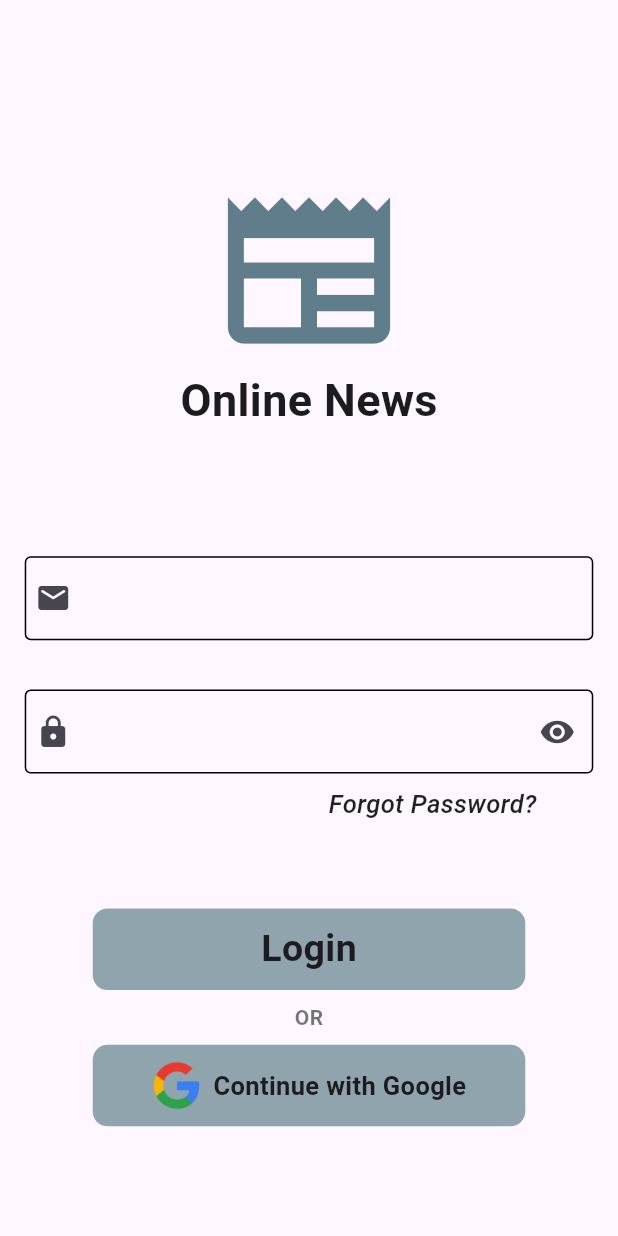
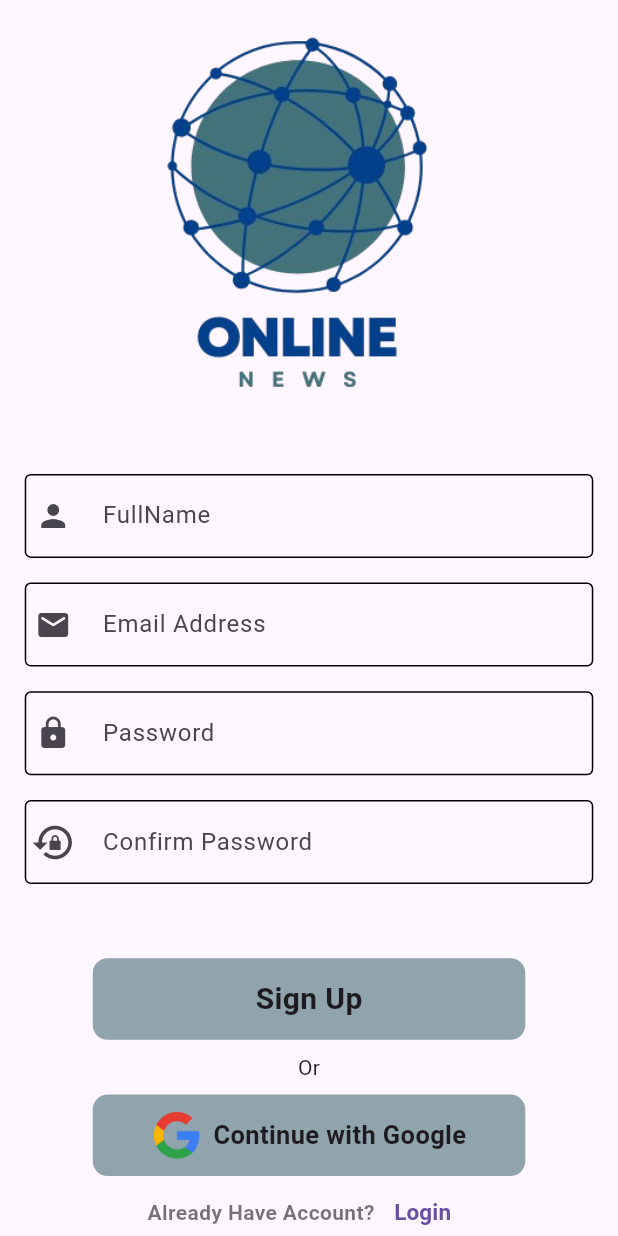
Before and after one commit to Rijan77/Online-News, a Flutter app: the screen it shows after launch, on a phone screen of 412 x 824 dp. Run offline on Flutter 3.47's test engine with Material 3 defaults, Android fonts, the phone set to English and light mode, and no system bars.

Commit message:
Added Registration Page

```diff
--- a/lib/main.dart
+++ b/lib/main.dart
@@ -1,5 +1,6 @@
 import 'package:flutter/material.dart';
 import 'package:news_app/presentation/views/login.dart';
+import 'package:news_app/presentation/views/registration.dart';
 
 
 
@@ -20,6 +21,6 @@ class MyApp extends StatelessWidget {
       // home: BlocProvider(
       //   create: (_)=> CounterCubit(),
       //   child:
-      home: Login());
+      home: Registration());
   }
 }
--- a/lib/presentation/views/login.dart
+++ b/lib/presentation/views/login.dart
@@ -1,5 +1,6 @@
 
 import 'package:flutter/material.dart';
+import 'package:news_app/presentation/views/registration.dart';
 import 'package:news_app/presentation/widgets/button_widget.dart';
 import 'package:news_app/presentation/widgets/text_field_widget.dart';
 
@@ -33,11 +34,13 @@ class _LoginState extends State<Login> {
             SizedBox(height: screenHeight * 0.1,),
             TextFieldWidget(
               firstIcon: const Icon(Icons.email_rounded),
+                textLabel: "Email Address",
 
                 editingController: TextEditingController()),
             SizedBox(height: screenHeight * 0.04,),
             TextFieldWidget(
               firstIcon: const Icon(Icons.lock),
+                textLabel: "Password",
                 lastIcon: const Icon(Icons.remove_red_eye_rounded),
                 editingController: TextEditingController()),
             Padding(
@@ -73,6 +76,23 @@ class _LoginState extends State<Login> {
             ),
               imagePath: ("Assets/googlelogo.png"),
 
+            ),
+            SizedBox(height: screenHeight * 0.03,),
+            Row(
+              mainAxisAlignment: MainAxisAlignment.center,
+              children: [
+                Text("Not Register Yet?", style: TextStyle(
+                    color: Colors.black54,
+                    fontWeight: FontWeight.w600
+                ),),
+                TextButton(onPressed: (){
+                  Navigator.push(context, MaterialPageRoute(builder: (context)=> Registration()));
+                }, child: Text("Sign Up", style: TextStyle(
+                    fontSize: 15,
+                    fontWeight: FontWeight.bold
+                ),))
+
+              ],
             )
 
           ],
--- /dev/null
+++ b/lib/presentation/views/registration.dart
@@ -0,0 +1,101 @@
+
+import 'package:flutter/cupertino.dart';
+import 'package:flutter/material.dart';
+import 'package:news_app/presentation/views/login.dart';
+import 'package:news_app/presentation/widgets/button_widget.dart';
+import 'package:news_app/presentation/widgets/text_field_widget.dart';
+
+class Registration extends StatefulWidget {
+  const Registration({super.key});
+
+  @override
+  State<Registration> createState() => _RegistrationState();
+}
+
+class _RegistrationState extends State<Registration> {
+  @override
+  Widget build(BuildContext context) {
+    final screenHeight = MediaQuery.of(context).size.height;
+    final screenWidth = MediaQuery.of(context).size.width;
+
+    return Scaffold(
+      body: SingleChildScrollView(
+        child: Column(
+          children: [
+
+            SizedBox(height: screenHeight*0.02,),
+
+            Image.asset("Assets/registrationlogo.png", height: 250,),
+
+            SizedBox(height: screenHeight*0.06,),
+
+            TextFieldWidget(
+              textLabel: "FullName",
+              editingController: TextEditingController(),
+              firstIcon: Icon(Icons.person),),
+
+            SizedBox(height: screenHeight*0.02,),
+
+
+            TextFieldWidget(
+                textLabel: "Email Address",
+                editingController: TextEditingController(),
+                firstIcon: Icon(Icons.email_rounded))
+            ,
+            SizedBox(height: screenHeight*0.02,),
+
+            TextFieldWidget(
+              textLabel: "Password",
+                editingController: TextEditingController(),
+                firstIcon: Icon(Icons.lock)),
+
+            SizedBox(height: screenHeight*0.02,),
+
+            TextFieldWidget(
+              textLabel: "Confirm Password",
+                editingController: TextEditingController(),
+                firstIcon: Icon(Icons.lock_reset_sharp, size: 30,),),
+
+            SizedBox(height: screenHeight*0.06,),
+
+            ButtonWidget(buttonText: "Sign Up", styleText: TextStyle(
+              fontSize: 20,
+              fontWeight: FontWeight.w600
+
+            )),
+            SizedBox(height: screenHeight*0.01,),
+            Text("Or"),
+            SizedBox(height: screenHeight*0.01,),
+
+            ButtonWidget(
+                imagePath: "Assets/googlelogo.png",
+                buttonText: "Continue with Google", styleText: TextStyle(
+              fontSize: 17,
+              fontWeight: FontWeight.w600
+            )),
+
+            // SizedBox(height: screenHeight*0.02,),
+
+            Row(
+              mainAxisAlignment: MainAxisAlignment.center,
+              children: [
+                Text("Already Have Account?", style: TextStyle(
+                  color: Colors.black54,
+                  fontWeight: FontWeight.w600
+                ),),
+                TextButton(onPressed: (){
+                  Navigator.push(context, MaterialPageRoute(builder: (context)=> Login()));
+                }, child: Text("Login", style: TextStyle(
+                  fontSize: 15,
+                  fontWeight: FontWeight.bold
+                ),))
+
+              ],
+            )
+
+          ],
+        ),
+      ),
+    );
+  }
+}
--- a/lib/presentation/widgets/text_field_widget.dart
+++ b/lib/presentation/widgets/text_field_widget.dart
@@ -1,10 +1,12 @@
 import 'package:flutter/material.dart';
 
 class TextFieldWidget extends StatelessWidget {
-  const TextFieldWidget({super.key, required this.editingController, required this.firstIcon, this.lastIcon});
+  const TextFieldWidget({super.key, required this.editingController, required this.firstIcon, this.lastIcon, required this.textLabel});
   final TextEditingController editingController;
   final Icon firstIcon;
   final Icon? lastIcon;
+
+  final String textLabel;
 
 
   @override
@@ -31,7 +33,9 @@ class TextFieldWidget extends StatelessWidget {
             ],
           ),
           suffixIcon: lastIcon,
+          labelText: textLabel,
           enabledBorder: const OutlineInputBorder(),
+          focusedBorder: OutlineInputBorder()
         ),
       ),
     );
```
Also changed, not shown: Assets/NewsLogo.png (added), Assets/registrationlogo.png (added).
